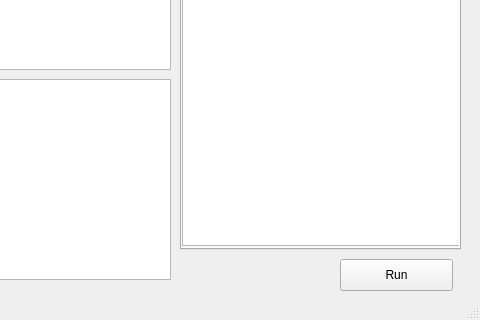
jprili/simplecalc, file maincalc.ui: the form before one commit; both pictures show x 160 to 640 and y 160 to 480 of the 640 by 480 pixel window.
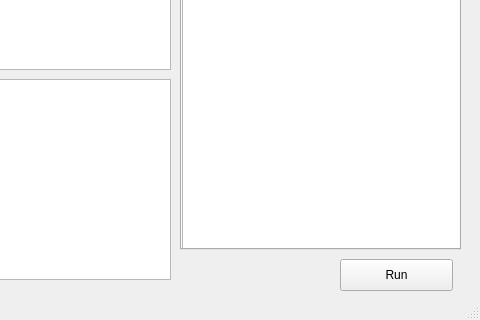
The form after the commit.

Commit message: assigned buttons

Patch:
```diff
--- a/maincalc.ui
+++ b/maincalc.ui
@@ -49,7 +49,7 @@
         <x>0</x>
         <y>0</y>
         <width>281</width>
-        <height>351</height>
+        <height>361</height>
        </rect>
       </property>
       <property name="cursor" stdset="0">
```
Left out of the diff: 9 changed lines with no effect on the pictures. The commit also changes 1 other file.
